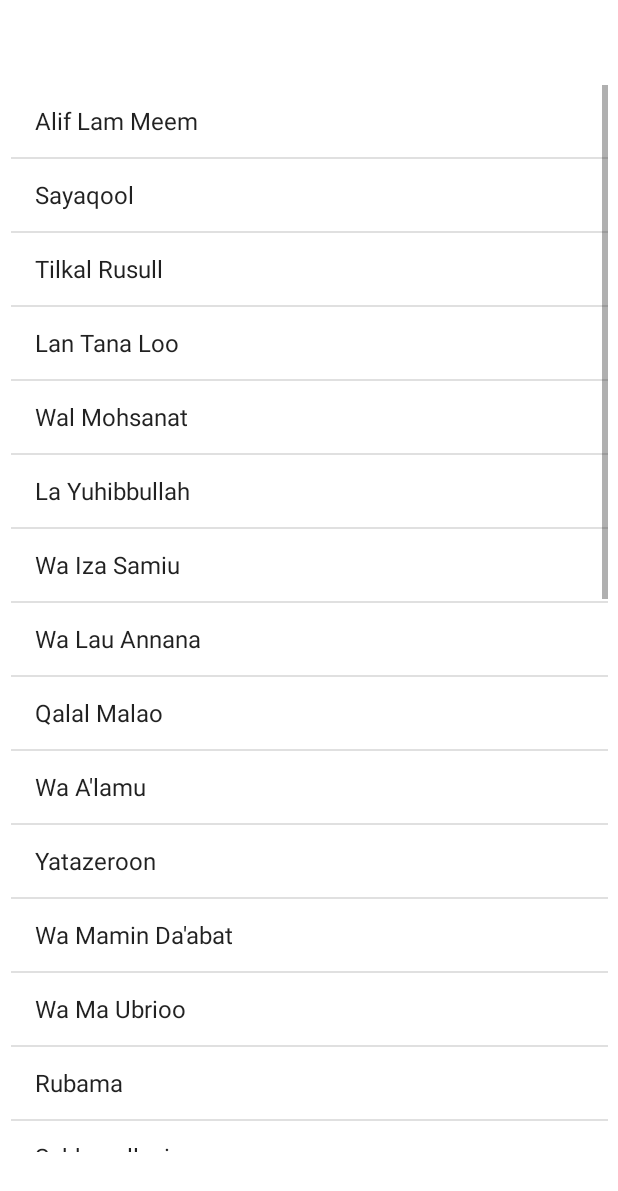
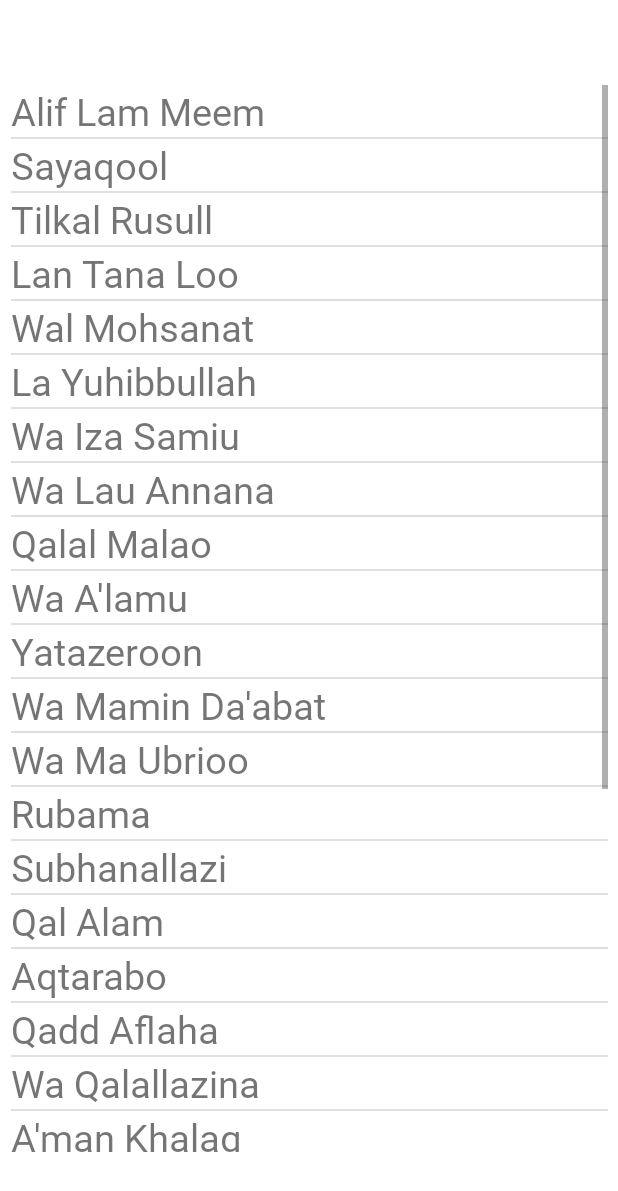
Before and after one commit to AliTechMaestro/MC_QuranApp, an Android app: the screen it shows after launch (ParahEng), in the side drawer, after a tap on "Parah (Eng)", on a phone screen of 412 x 824 dp. Shown: the top 1191 px of the screen. Run offline under Robolectric (Android 15) with nearby library versions, the phone set to English and light mode, and no system bars.

Commit message:
Commit 4 (Font Applied)

```diff
--- a/app/src/main/AndroidManifest.xml
+++ b/app/src/main/AndroidManifest.xml
@@ -9,6 +9,9 @@
         android:roundIcon="@mipmap/ic_launcher_round"
         android:supportsRtl="true"
         android:theme="@style/Theme.Quran_App">
+        <activity
+            android:name=".Parah"
+            android:exported="false" />
         <activity
             android:name=".Home"
             android:exported="false" />
--- a/app/src/main/java/com/example/quran_app/Home.java
+++ b/app/src/main/java/com/example/quran_app/Home.java
@@ -15,7 +15,7 @@ public class Home extends AppCompatActivity {
     @Override
     protected void onCreate(Bundle savedInstanceState) {
         super.onCreate(savedInstanceState);
-        setContentView(R.layout.activity_main);
+        setContentView(R.layout.activity_home);
 
 
         surahEng = findViewById(R.id.engSuraBtn);
--- a/app/src/main/java/com/example/quran_app/MainActivity.java
+++ b/app/src/main/java/com/example/quran_app/MainActivity.java
@@ -56,24 +56,29 @@ public class MainActivity extends AppCompatActivity {
             public boolean onNavigationItemSelected(@NonNull MenuItem menuItem) {
                 switch (menuItem.getItemId()) {
                     case R.id.nav_SurahUrdu:
-                        Toast.makeText(getApplicationContext(),"Surah (Urdu) is Clicked",Toast.LENGTH_LONG).show();
+                        Toast.makeText(getApplicationContext(),"Surah (Urdu)",Toast.LENGTH_LONG).show();
                         Intent intent1 = new Intent(MainActivity.this,SurahInUrdu.class);
                         startActivity(intent1);
                         break;
-                    case R.id.nav_SurahEng:
-                        Toast.makeText(getApplicationContext(),"Surah (Eng) is Clicked",Toast.LENGTH_LONG).show();
-                        Intent intent2 = new Intent(MainActivity.this,SurahInEnglish.class);
+                    case R.id.nav_Home:
+                        Toast.makeText(getApplicationContext(),"Home",Toast.LENGTH_LONG).show();
+                        Intent intent2 = new Intent(MainActivity.this,Home.class);
                         startActivity(intent2);
                         break;
-                    case R.id.nav_ParaUrdu:
-                        Toast.makeText(getApplicationContext(),"Parah (Urdu) is Clicked",Toast.LENGTH_LONG).show();
-                        Intent intent3 = new Intent(MainActivity.this,ParahUrdu.class);
+                    case R.id.nav_SurahEng:
+                        Toast.makeText(getApplicationContext(),"Surah (Eng)",Toast.LENGTH_LONG).show();
+                        Intent intent3 = new Intent(MainActivity.this,SurahInEnglish.class);
                         startActivity(intent3);
                         break;
+                    case R.id.nav_ParaUrdu:
+                        Toast.makeText(getApplicationContext(),"Parah (Urdu)",Toast.LENGTH_LONG).show();
+                        Intent intent4 = new Intent(MainActivity.this,ParahUrdu.class);
+                        startActivity(intent4);
+                        break;
                     case R.id.nav_ParaEng:
-                        Toast.makeText(getApplicationContext(),"Parah (Eng) is Clicked",Toast.LENGTH_LONG).show();
-                        Intent intent4 = new Intent(MainActivity.this,ParahEng.class);
-                        startActivity(intent4);
+                        Toast.makeText(getApplicationContext(),"Parah (Eng)",Toast.LENGTH_LONG).show();
+                        Intent intent5 = new Intent(MainActivity.this,ParahEng.class);
+                        startActivity(intent5);
                         break;
                 }
                 return true;
--- a/app/src/main/java/com/example/quran_app/ParahEng.java
+++ b/app/src/main/java/com/example/quran_app/ParahEng.java
@@ -19,13 +19,12 @@ public class ParahEng extends AppCompatActivity {
         super.onCreate(savedInstanceState);
         setContentView(R.layout.activity_parah_eng);
 
-
         QDH qdh = new QDH();
 
         String[] paraInEng = qdh.englishParahName;
 
 
-        ArrayAdapter<String> arrayAdapter = new ArrayAdapter<String>(this, android.R.layout.simple_list_item_1,paraInEng);
+        ArrayAdapter<String> arrayAdapter = new ArrayAdapter<String>(this, R.layout.list_item_text,paraInEng);
 
         listView = findViewById(R.id.parahEng);
 
@@ -38,12 +37,12 @@ public class ParahEng extends AppCompatActivity {
                 int end;
                 QuranArabicText qat = new QuranArabicText();
                 if (start == 5747) {
-                    end = qat.QuranArabicText.length; // 6348
+                    end = qat.QuranArabicText.length ; // 6348
                 }
                 else{
                     end = qdh.PSP[i+1];
                 }
-                Intent intent = new Intent(ParahEng.this, Surah.class);
+                Intent intent = new Intent(ParahEng.this, Parah.class);
                 intent.putExtra("start", start);
                 intent.putExtra("end", end);
                 startActivity(intent);
--- a/app/src/main/java/com/example/quran_app/ParahUrdu.java
+++ b/app/src/main/java/com/example/quran_app/ParahUrdu.java
@@ -22,12 +22,11 @@ public class ParahUrdu extends AppCompatActivity {
 
         String[] urduParah = qdh.ParahName;
 
-        ArrayAdapter<String> arrayAdapter = new ArrayAdapter<String>(this, android.R.layout.simple_list_item_1,urduParah);
+        ArrayAdapter<String> arrayAdapter = new ArrayAdapter<String>(this, R.layout.list_item_text,urduParah);
 
         listView = findViewById(R.id.paraUrdu);
 
         listView.setAdapter(arrayAdapter);
-
 
         listView.setOnItemClickListener(new AdapterView.OnItemClickListener() {
             @Override
@@ -41,7 +40,7 @@ public class ParahUrdu extends AppCompatActivity {
                 else{
                     end = qdh.PSP[i+1];
                 }
-                Intent intent = new Intent(ParahUrdu.this, Surah.class);
+                Intent intent = new Intent(ParahUrdu.this, Parah.class);
                 intent.putExtra("start", start);
                 intent.putExtra("end", end);
                 startActivity(intent);
--- a/app/src/main/java/com/example/quran_app/QDH.java
+++ b/app/src/main/java/com/example/quran_app/QDH.java
@@ -4,35 +4,35 @@ import java.util.List;
 
 public class QDH {
     public int [] PSP = {
-            8,    // 1
-            149,  // 2
-            260,  // 3
-            386,  // 4
-            519,  // 5
-            643,  // 6
-            755,  // 7
-            904,  // 8
-            1047, // 9
-            1207, // 10
-            1335, // 11
-            1487, // 12
-            1658, // 13
-            1816, // 14
-            2044, // 15
-            2227, // 16
-            2502, // 17
-            2694, // 18
-            2898, // 19
-            3243, // 20
-            3411, // 21
-            3594, // 22
-            3760, // 23
-            4126, // 24
-            4303, // 25
-            4516, // 26
-            4754, // 27
-            5160, // 28
-            5306, // 29
+            1,
+            149,
+            260,
+            386,
+            519,
+            643,
+            755,
+            904,
+            1047,
+            1207,
+            1335,
+            1487,
+            1658,
+            1816,
+            2043,
+            2230,
+            2501,
+            2693,
+            2898,
+            3243,
+            3411,
+            3594,
+            3760,
+            4126,
+            4303,
+            4553,
+            4754,
+            5159,
+            5305,
             5747,
     };
     public int[] SSP = {
--- a/app/src/main/java/com/example/quran_app/Surah.java
+++ b/app/src/main/java/com/example/quran_app/Surah.java
@@ -7,8 +7,6 @@ import android.widget.ArrayAdapter;
 import android.widget.ListView;
 
 import java.util.ArrayList;
-import java.util.Arrays;
-import java.util.List;
 
 public class Surah extends AppCompatActivity  {
 
@@ -32,9 +30,7 @@ public class Surah extends AppCompatActivity  {
             data.add(qat.QuranArabicText[i]);
         }
         ArrayAdapter<String> arrayAdapter = new ArrayAdapter<String>
-                (this, android.R.layout.simple_list_item_1,data);
+                (getApplicationContext(), R.layout.quran_text,data);
         listView.setAdapter(arrayAdapter);
-
     }
-
 }
--- a/app/src/main/java/com/example/quran_app/SurahInEnglish.java
+++ b/app/src/main/java/com/example/quran_app/SurahInEnglish.java
@@ -23,7 +23,7 @@ public class SurahInEnglish extends AppCompatActivity {
 
         String[] surahNames = qdh.englishSurahNames;
 
-        ArrayAdapter<String> arrayAdapter = new ArrayAdapter<String>(this, android.R.layout.simple_list_item_1,surahNames);
+        ArrayAdapter<String> arrayAdapter = new ArrayAdapter<String>(this, R.layout.list_item_text,surahNames);
         listview = findViewById(R.id.engListView);
         listview.setAdapter(arrayAdapter);
 
--- a/app/src/main/java/com/example/quran_app/SurahInUrdu.java
+++ b/app/src/main/java/com/example/quran_app/SurahInUrdu.java
@@ -22,9 +22,8 @@ public class SurahInUrdu extends AppCompatActivity{
         super.onCreate(savedInstanceState);
         setContentView(R.layout.activity_surah_in_urdu);
 
-
         ArrayAdapter<String> arrayAdapter = new ArrayAdapter<String>
-                (this, android.R.layout.simple_list_item_1,qdh.urduSurahNames);
+                (this, R.layout.list_item_text,qdh.urduSurahNames);
         listView = findViewById(R.id.urduListView);
         listView.setAdapter(arrayAdapter);
 
--- a/app/src/main/res/layout/activity_main.xml
+++ b/app/src/main/res/layout/activity_main.xml
@@ -16,9 +16,9 @@
             android:id="@+id/toolbar"
             android:layout_width="match_parent"
             android:layout_height="wrap_content"
-            app:titleTextColor="@color/white"
-            android:background="@color/toolbarBg"
-            app:title="Quran Kareem" />
+            android:background="#2e302d"
+            app:title="Quran Kareem"
+            app:titleTextColor="@color/white" />
     </RelativeLayout>
 
     <com.google.android.material.navigation.NavigationView
--- a/app/src/main/res/layout/header.xml
+++ b/app/src/main/res/layout/header.xml
@@ -13,7 +13,7 @@
         android:layout_marginStart="28dp"
         android:layout_marginTop="4dp"
         android:text="@string/app_name"
-        android:textColor="#046A08"
+        android:textColor="@color/titleColor"
         android:textSize="20sp"
         android:textStyle="bold"
         app:layout_constraintStart_toStartOf="parent"
--- /dev/null
+++ b/app/src/main/res/layout/list_item_text.xml
@@ -0,0 +1,8 @@
+<?xml version="1.0" encoding="utf-8"?>
+<TextView xmlns:android="http://schemas.android.com/apk/res/android"
+    android:id="@+id/quranText"
+    android:layout_width="match_parent"
+    android:layout_height="match_parent"
+    android:fontFamily="@font/jameelnoori"
+    android:text="TextView"
+    android:textSize="25dp" />
--- a/app/src/main/res/values/colors.xml
+++ b/app/src/main/res/values/colors.xml
@@ -8,5 +8,6 @@
     <color name="black">#FF000000</color>
     <color name="white">#FFFFFFFF</color>
     <color name="toolbarBg">#265221</color>
+    <color name="titleColor">#046A08</color>
 
 </resources>
```
Also changed, not shown: app/src/main/java/com/example/quran_app/Parah.java (added, +37 -0 lines), app/src/main/res/layout/activity_home.xml (+8 -5 lines), app/src/main/res/layout/activity_parah.xml (added, +19 -0 lines), app/src/main/res/layout/quran_text.xml (added, +8 -0 lines), app/src/main/res/menu/main_menu.xml (+7 -1 lines), app/src/main/res/font/noorehuda.ttf (added), 1 other file.
